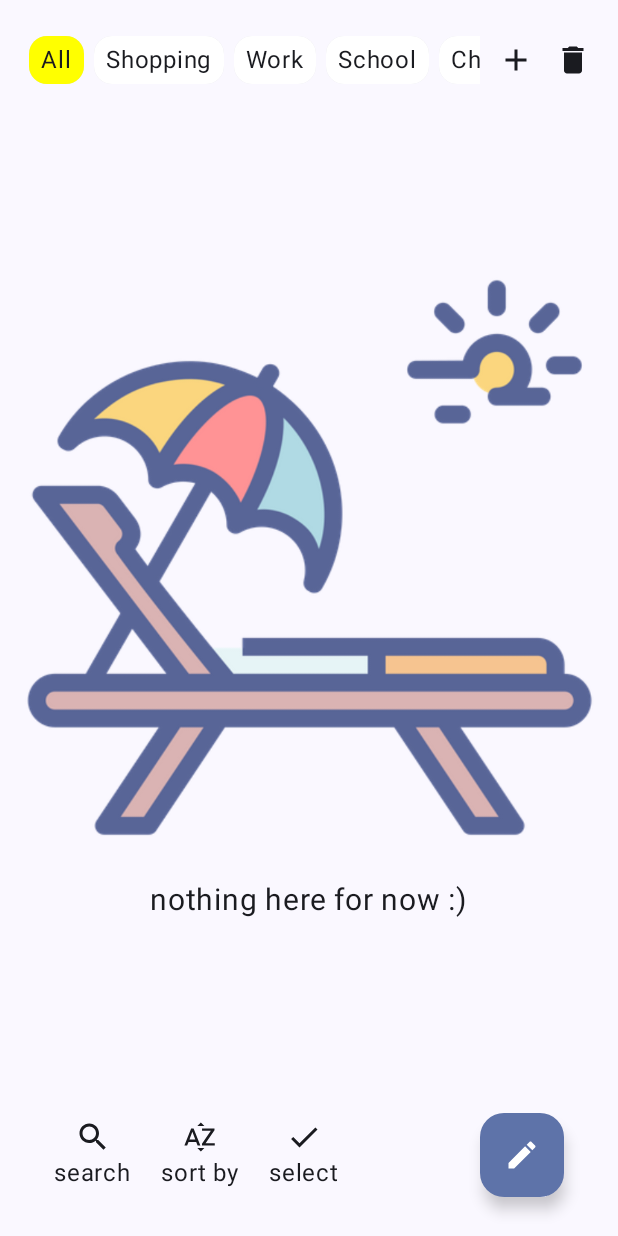
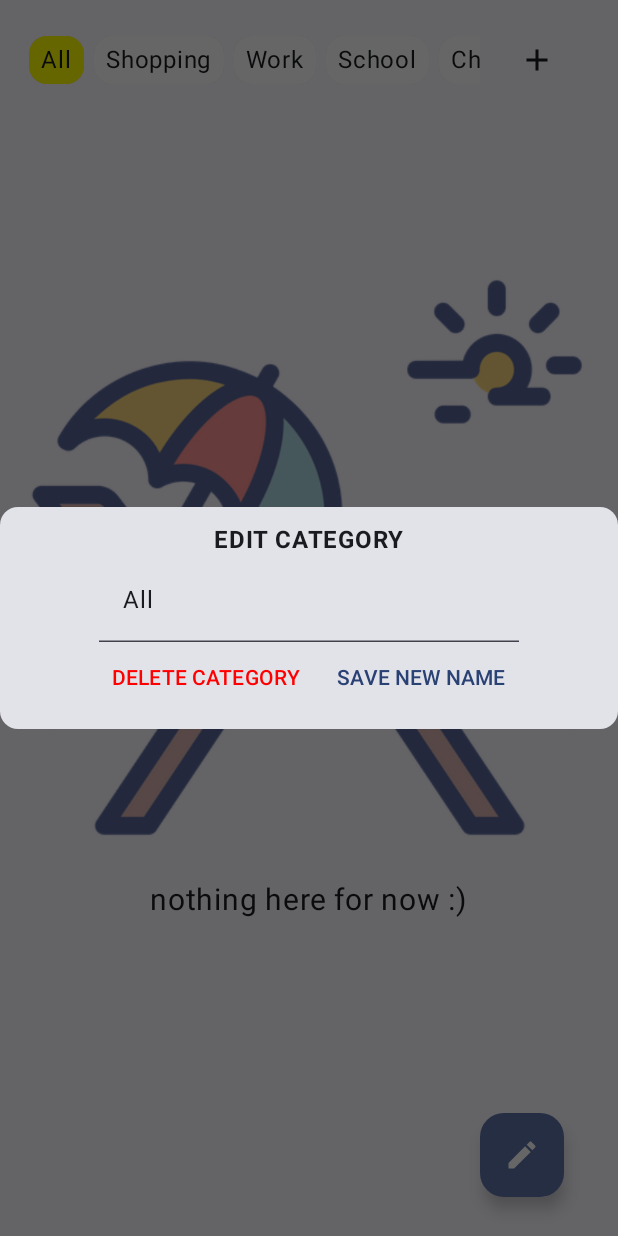
Before and after one commit to kelvin-14/Avoca.do, an Android app built with Jetpack Compose: the screen it shows after launch (MainActivity), after a tap on "All", on a phone screen of 412 x 824 dp. Run offline under Robolectric (Android 15) with nearby library versions, the phone set to English and light mode, and no system bars; our stand-ins replace Dagger/Hilt's generated code, Room's generated code.

Commit message:
general imprvements

```diff
--- a/app/src/main/java/com/happymeerkat/avocado/data/ListDao.kt
+++ b/app/src/main/java/com/happymeerkat/avocado/data/ListDao.kt
@@ -4,6 +4,7 @@ import androidx.room.Dao
 import androidx.room.Delete
 import androidx.room.Upsert
 import androidx.room.Query
+import com.happymeerkat.avocado.domain.model.Category
 import com.happymeerkat.avocado.domain.model.ListItem
 import kotlinx.coroutines.flow.Flow
 
@@ -17,4 +18,10 @@ interface ListDao {
 
     @Delete
     suspend fun deleteListItem(item: ListItem)
+
+    @Query("DELETE FROM list WHERE category = :category AND completed = 1")
+    suspend fun deleteAllCompletedByCategory(category: String)
+
+    @Query("DELETE FROM list WHERE completed = 1")
+    suspend fun deleteAllCompleted()
 }
--- a/app/src/main/java/com/happymeerkat/avocado/di/AppModule.kt
+++ b/app/src/main/java/com/happymeerkat/avocado/di/AppModule.kt
@@ -12,6 +12,7 @@ import com.happymeerkat.avocado.data.ListDatabase
 import com.happymeerkat.avocado.data.ListRepositoryImpl
 import com.happymeerkat.avocado.domain.repository.CategoryRepository
 import com.happymeerkat.avocado.domain.repository.ListRepository
+import com.happymeerkat.avocado.domain.use_case.DeleteCompletedTasks
 import com.happymeerkat.avocado.domain.use_case.GetItems
 import com.happymeerkat.avocado.domain.use_case.ListUseCases
 import com.happymeerkat.avocado.domain.use_case.UpsertItem
@@ -55,7 +56,8 @@ object AppModule {
     ): ListUseCases {
         return ListUseCases(
             getItems = GetItems(repo),
-            upsertItem = UpsertItem(repo)
+            upsertItem = UpsertItem(repo),
+            deleteCompletedTasks = DeleteCompletedTasks(repo)
         )
     }
 
--- a/app/src/main/java/com/happymeerkat/avocado/domain/repository/ListRepository.kt
+++ b/app/src/main/java/com/happymeerkat/avocado/domain/repository/ListRepository.kt
@@ -1,5 +1,6 @@
 package com.happymeerkat.avocado.domain.repository
 
+import com.happymeerkat.avocado.domain.model.Category
 import com.happymeerkat.avocado.domain.model.ListItem
 import kotlinx.coroutines.flow.Flow
 
@@ -9,4 +10,8 @@ interface ListRepository {
 
     suspend fun upsertItem(listItem: ListItem)
     suspend fun deleteItem(listItem: ListItem)
+
+    suspend fun deleteAllCompleted()
+
+    suspend fun deleteAllCompletedByCategory(category: String)
 }
--- /dev/null
+++ b/app/src/main/java/com/happymeerkat/avocado/domain/use_case/CreateCategory.kt
@@ -0,0 +1,4 @@
+package com.happymeerkat.avocado.domain.use_case
+
+class CreateCategory {
+}
--- /dev/null
+++ b/app/src/main/java/com/happymeerkat/avocado/domain/use_case/DeleteCategory.kt
@@ -0,0 +1,4 @@
+package com.happymeerkat.avocado.domain.use_case
+
+class DeleteCategory {
+}
--- /dev/null
+++ b/app/src/main/java/com/happymeerkat/avocado/domain/use_case/DeleteCompletedTasks.kt
@@ -0,0 +1,16 @@
+package com.happymeerkat.avocado.domain.use_case
+
+import com.happymeerkat.avocado.domain.model.Category
+import com.happymeerkat.avocado.domain.repository.ListRepository
+
+class DeleteCompletedTasks(
+    private val repository: ListRepository
+) {
+    suspend operator fun invoke(category: Category) {
+        if(category.name == "All") {
+            repository.deleteAllCompleted()
+        }else{
+            repository.deleteAllCompletedByCategory(category.name)
+        }
+    }
+}
--- /dev/null
+++ b/app/src/main/java/com/happymeerkat/avocado/domain/use_case/EditCategory.kt
@@ -0,0 +1,4 @@
+package com.happymeerkat.avocado.domain.use_case
+
+class EditCategory {
+}
--- a/app/src/main/java/com/happymeerkat/avocado/domain/use_case/ListUseCases.kt
+++ b/app/src/main/java/com/happymeerkat/avocado/domain/use_case/ListUseCases.kt
@@ -2,5 +2,6 @@ package com.happymeerkat.avocado.domain.use_case
 
 data class ListUseCases(
     val getItems: GetItems,
-    val upsertItem: UpsertItem
+    val upsertItem: UpsertItem,
+    val deleteCompletedTasks: DeleteCompletedTasks
 )
--- a/app/src/main/java/com/happymeerkat/avocado/presentation/screens/BottomOptions.kt
+++ b/app/src/main/java/com/happymeerkat/avocado/presentation/screens/BottomOptions.kt
@@ -32,25 +32,25 @@ fun BottomOptions(
 
     ) {
 
-        QuickFeature(
-            modifier = Modifier.weight(1f),
-            icon = Icons.Default.Search,
-            name = "search",
-            onClick = {}
-        )
-        QuickFeature(
-            modifier = Modifier.weight(1f),
-            icon = Icons.Default.SortByAlpha,
-            name = "sort by",
-            onClick = {}
-        )
-
-        QuickFeature(
-            modifier = Modifier.weight(1f),
-            icon = Icons.Default.Check,
-            name = "select",
-            onClick = {}
-        )
+//        QuickFeature(
+//            modifier = Modifier.weight(1f),
+//            icon = Icons.Default.Search,
+//            name = "search",
+//            onClick = {}
+//        )
+//        QuickFeature(
+//            modifier = Modifier.weight(1f),
+//            icon = Icons.Default.SortByAlpha,
+//            name = "sort by",
+//            onClick = {}
+//        )
+//
+//        QuickFeature(
+//            modifier = Modifier.weight(1f),
+//            icon = Icons.Default.Check,
+//            name = "select",
+//            onClick = {}
+//        )
         Column(
             modifier = Modifier.weight(2f),
             horizontalAlignment = Alignment.CenterHorizontally
@@ -66,20 +66,20 @@ fun BottomOptions(
         }
     }
 }
-
-@Composable
-fun QuickFeature(
-    modifier: Modifier = Modifier,
-    icon: ImageVector,
-    name: String,
-    onClick: () -> Unit
-) {
-    Column(
-        modifier = Modifier.padding(start = 20.dp),
-        horizontalAlignment = Alignment.CenterHorizontally,
-        verticalArrangement = Arrangement.Center
-    ) {
-        Icon(imageVector = icon, contentDescription = "")
-        Text(name)
-    }
-}
+//
+//@Composable
+//fun QuickFeature(
+//    modifier: Modifier = Modifier,
+//    icon: ImageVector,
+//    name: String,
+//    onClick: () -> Unit
+//) {
+//    Column(
+//        modifier = Modifier.padding(start = 20.dp),
+//        horizontalAlignment = Alignment.CenterHorizontally,
+//        verticalArrangement = Arrangement.Center
+//    ) {
+//        Icon(imageVector = icon, contentDescription = "")
+//        Text(name)
+//    }
+//}
--- a/app/src/main/java/com/happymeerkat/avocado/presentation/screens/CategoryTabs.kt
+++ b/app/src/main/java/com/happymeerkat/avocado/presentation/screens/CategoryTabs.kt
@@ -26,9 +26,10 @@ import com.happymeerkat.avocado.domain.model.Category
 fun CategoryTabs(
     modifier: Modifier = Modifier,
     categories: List<Category>,
-    addCategory: () -> Unit,
     changeCurrentCategory: (category: Category) -> Unit,
-    currentCategory: Category
+    showEditDialog: () -> Unit,
+    currentCategory: Category,
+    showCreateNewCategoryModal: () -> Unit
 ) {
     Row(
         modifier = modifier,
@@ -43,8 +44,9 @@ fun CategoryTabs(
                 items(categories){it ->
                     Tab(
                         category = it,
-                        onClick = {changeCurrentCategory(it)},
-                        isCurrent = it == currentCategory
+                        focusOn = {changeCurrentCategory(it)},
+                        isCurrent = it == currentCategory,
+                        showEditDialog = {showEditDialog()}
                     )
                 }
             }
@@ -53,11 +55,8 @@ fun CategoryTabs(
             modifier = Modifier.weight(1f),
             horizontalArrangement = Arrangement.SpaceAround
         ) {
-            IconButton(onClick = { /*TODO*/ }) {
+            IconButton(onClick = { showCreateNewCategoryModal() }) {
                 Icon(imageVector = Icons.Default.Add, contentDescription = "")
-            }
-            IconButton(onClick = { /*TODO*/ }) {
-                Icon(imageVector = Icons.Default.Delete, contentDescription = "")
             }
         }
     }
@@ -67,13 +66,16 @@ fun CategoryTabs(
 @Composable
 fun Tab(
     category: Category,
-    onClick: () -> Unit,
+    showEditDialog: () -> Unit,
+    focusOn: () -> Unit,
     isCurrent: Boolean
 ) {
     Card(
         modifier = Modifier
             .padding(horizontal = 3.dp)
-            .clickable { onClick() }
+            .clickable {
+                if(isCurrent) showEditDialog() else focusOn()
+            }
     ) {
         Text(
             modifier = Modifier
--- /dev/null
+++ b/app/src/main/java/com/happymeerkat/avocado/presentation/screens/EditCategoryDialog.kt
@@ -0,0 +1,69 @@
+package com.happymeerkat.avocado.presentation.screens
+
+import androidx.compose.foundation.background
+import androidx.compose.foundation.clickable
+import androidx.compose.foundation.layout.Arrangement
+import androidx.compose.foundation.layout.Box
+import androidx.compose.foundation.layout.Column
+import androidx.compose.foundation.layout.Row
+import androidx.compose.foundation.layout.fillMaxSize
+import androidx.compose.foundation.layout.fillMaxWidth
+import androidx.compose.foundation.layout.height
+import androidx.compose.foundation.layout.padding
+import androidx.compose.foundation.layout.width
+import androidx.compose.material3.Card
+import androidx.compose.material3.Text
+import androidx.compose.material3.TextButton
+import androidx.compose.material3.TextField
+import androidx.compose.runtime.Composable
+import androidx.compose.runtime.getValue
+import androidx.compose.runtime.mutableStateOf
+import androidx.compose.runtime.remember
+import androidx.compose.runtime.setValue
+import androidx.compose.ui.Alignment
+import androidx.compose.ui.Modifier
+import androidx.compose.ui.graphics.Color
+import androidx.compose.ui.text.font.FontWeight
+import androidx.compose.ui.unit.dp
+import androidx.compose.ui.window.Dialog
+import com.happymeerkat.avocado.domain.model.Category
+
+@Composable
+fun EditCategoryDialog(
+    modifier: Modifier = Modifier,
+    closeModal: () -> Unit,
+    category: Category,
+    deleteCurrentCategory: () -> Unit
+) {
+    var currentCategory by remember { mutableStateOf(category.name) }
+    Dialog(onDismissRequest = { closeModal() }) {
+        Card(
+            modifier = Modifier
+                .fillMaxWidth()
+        ) {
+            Column(
+                modifier = Modifier
+                    .fillMaxWidth()
+                    .padding(10.dp),
+                horizontalAlignment = Alignment.CenterHorizontally
+            ) {
+
+                Text("EDIT CATEGORY", fontWeight = FontWeight.Bold)
+                Row {
+                    TextField(value = currentCategory, onValueChange = {currentCategory = it})
+                }
+                Row(
+
+                ) {
+                    TextButton(onClick = { /*TODO*/ }) {
+                        Text(text = "DELETE CATEGORY", color = Color.Red)
+                    }
+                    TextButton(onClick = { /*TODO*/ }) {
+                        Text(text = "SAVE NEW NAME")
+                    }
+                }
+            }
+        }
+    }
+
+}
--- a/app/src/main/java/com/happymeerkat/avocado/presentation/screens/Home.kt
+++ b/app/src/main/java/com/happymeerkat/avocado/presentation/screens/Home.kt
@@ -42,6 +42,7 @@ fun Home(
 ) {
     val state = viewModel.mainUIState.collectAsState().value
     var editState by remember{ mutableStateOf(false) }
+    var editCategory by remember{ mutableStateOf(false) }
 
     Box(
         modifier = modifier
@@ -52,10 +53,12 @@ fun Home(
             CategoryTabs(
                 modifier = Modifier.fillMaxWidth(),
                 categories = mockCategories,
-                addCategory = {},
                 changeCurrentCategory = {category -> viewModel.changeCurrentCategory(category)},
-                currentCategory = state.currentCategory
+                currentCategory = state.currentCategory,
+                showEditDialog = {editCategory = true},
+                showCreateNewCategoryModal = {}
             )
+
             ListScreen(
                 modifier = Modifier
                     .fillMaxWidth()
@@ -89,6 +92,14 @@ fun Home(
             )
         }
 
+        if(editCategory) {
+            EditCategoryDialog(
+                closeModal = {editCategory = false},
+                category = state.currentCategory,
+                deleteCurrentCategory = {viewModel.deleteCurrentCategory()}
+            )
+        }
+
 
     }
 }
```
Also changed, not shown: app/src/main/java/com/happymeerkat/avocado/data/ListRepositoryImpl.kt (+7 -0 lines), app/src/main/java/com/happymeerkat/avocado/presentation/screens/DetailsView.kt (+52 -4 lines), app/src/main/java/com/happymeerkat/avocado/presentation/screens/ListScreen.kt (+6 -53 lines), app/src/main/java/com/happymeerkat/avocado/presentation/screens/TasksExistScreen.kt (added, +76 -0 lines), app/src/main/java/com/happymeerkat/avocado/presentation/vm/MainVM.kt (+18 -0 lines).
